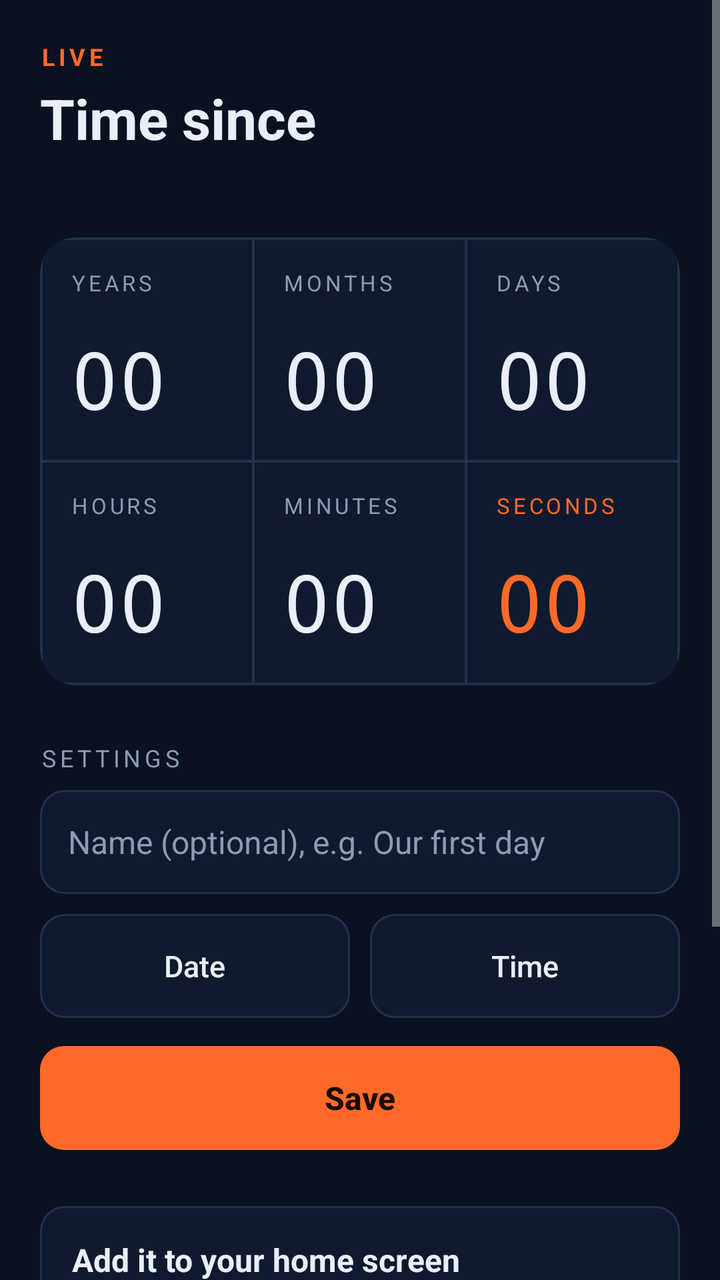
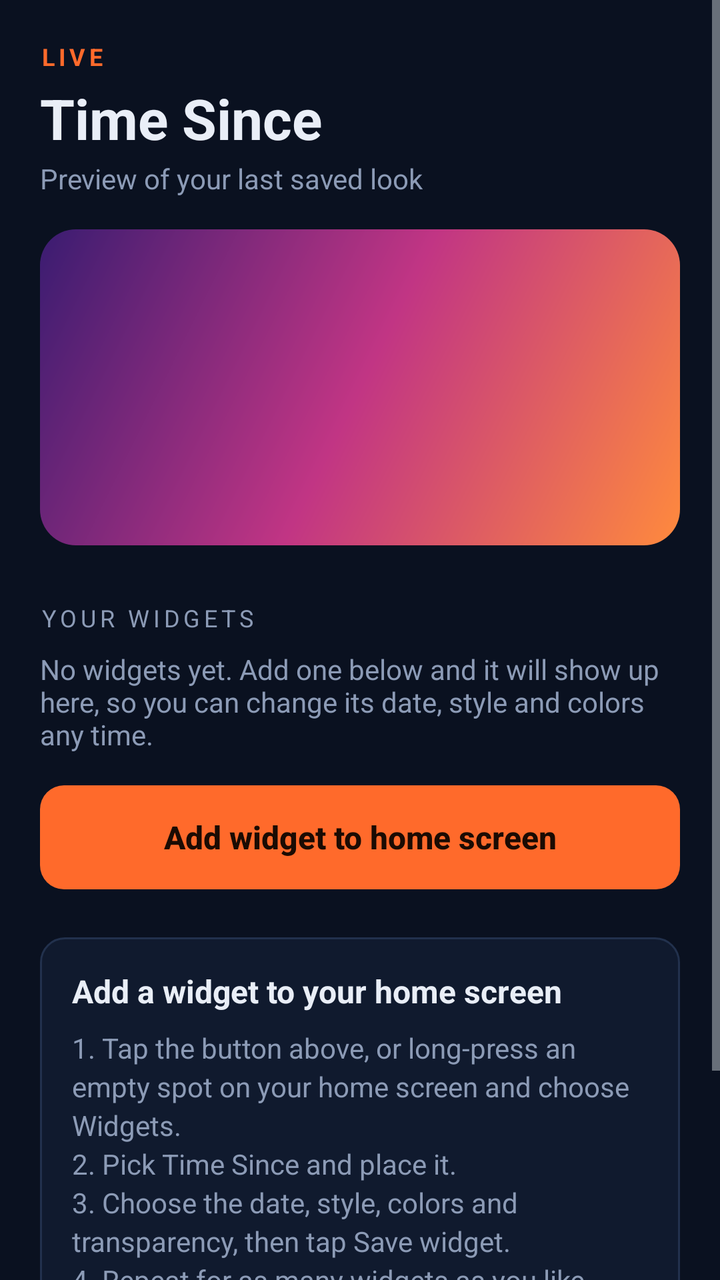

An Android layout rendered at two revisions. The XML below is the earlier revision; the diff shows what the commit changed to produce the second picture.
<!-- AndroidManifest.xml: application theme AppTheme -->
<!-- res/layout/activity_main.xml -->
<?xml version="1.0" encoding="utf-8"?>
<ScrollView xmlns:android="http://schemas.android.com/apk/res/android"
    android:layout_width="match_parent"
    android:layout_height="match_parent"
    android:background="@color/bg"
    android:fillViewport="true">

    <LinearLayout
        android:layout_width="match_parent"
        android:layout_height="wrap_content"
        android:orientation="vertical"
        android:padding="20dp">

        <TextView
            android:layout_width="wrap_content"
            android:layout_height="wrap_content"
            android:letterSpacing="0.16"
            android:text="@string/live"
            android:textColor="@color/accent"
            android:textSize="12sp"
            android:textStyle="bold" />

        <TextView
            android:id="@+id/tv_title"
            android:layout_width="match_parent"
            android:layout_height="wrap_content"
            android:layout_marginTop="4dp"
            android:text="@string/title_since"
            android:textColor="@color/fg"
            android:textSize="28sp"
            android:textStyle="bold" />

        <TextView
            android:id="@+id/tv_sub"
            android:layout_width="match_parent"
            android:layout_height="wrap_content"
            android:layout_marginTop="2dp"
            android:text=""
            android:textColor="@color/muted"
            android:textSize="14sp" />

        <GridLayout
            android:layout_width="match_parent"
            android:layout_height="wrap_content"
            android:layout_marginTop="20dp"
            android:background="@drawable/board_bg"
            android:clipToOutline="true"
            android:columnCount="3"
            android:padding="0.5dp"
            android:rowCount="2">

            <LinearLayout
                android:layout_width="0dp"
                android:layout_height="wrap_content"
                android:layout_columnWeight="1"
                android:layout_margin="0.5dp"
                android:background="@color/surface"
                android:orientation="vertical"
                android:padding="14dp">

                <TextView
                    android:layout_width="wrap_content"
                    android:layout_height="wrap_content"
                    android:letterSpacing="0.14"
                    android:text="@string/unit_years"
                    android:textAllCaps="true"
                    android:textColor="@color/muted"
                    android:textSize="11sp" />

                <TextView
                    android:id="@+id/v_years"
                    android:layout_width="wrap_content"
                    android:layout_height="wrap_content"
                    android:layout_marginTop="14dp"
                    android:fontFamily="monospace"
                    android:text="00"
                    android:textColor="@color/fg"
                    android:textSize="40sp" />
            </LinearLayout>

            <LinearLayout
                android:layout_width="0dp"
                android:layout_height="wrap_content"
                android:layout_columnWeight="1"
                android:layout_margin="0.5dp"
                android:background="@color/surface"
                android:orientation="vertical"
                android:padding="14dp">

                <TextView
                    android:layout_width="wrap_content"
                    android:layout_height="wrap_content"
                    android:letterSpacing="0.14"
                    android:text="@string/unit_months"
                    android:textAllCaps="true"
                    android:textColor="@color/muted"
                    android:textSize="11sp" />

                <TextView
                    android:id="@+id/v_months"
                    android:layout_width="wrap_content"
                    android:layout_height="wrap_content"
                    android:layout_marginTop="14dp"
                    android:fontFamily="monospace"
                    android:text="00"
                    android:textColor="@color/fg"
                    android:textSize="40sp" />
            </LinearLayout>

            <LinearLayout
                android:layout_width="0dp"
                android:layout_height="wrap_content"
                android:layout_columnWeight="1"
                android:layout_margin="0.5dp"
                android:background="@color/surface"
                android:orientation="vertical"
                android:padding="14dp">

                <TextView
                    android:layout_width="wrap_content"
                    android:layout_height="wrap_content"
                    android:letterSpacing="0.14"
                    android:text="@string/unit_days"
                    android:textAllCaps="true"
                    android:textColor="@color/muted"
                    android:textSize="11sp" />

                <TextView
                    android:id="@+id/v_days"
                    android:layout_width="wrap_content"
                    android:layout_height="wrap_content"
                    android:layout_marginTop="14dp"
                    android:fontFamily="monospace"
                    android:text="00"
                    android:textColor="@color/fg"
                    android:textSize="40sp" />
            </LinearLayout>

            <LinearLayout
                android:layout_width="0dp"
                android:layout_height="wrap_content"
                android:layout_columnWeight="1"
                android:layout_margin="0.5dp"
                android:background="@color/surface"
                android:orientation="vertical"
                android:padding="14dp">

                <TextView
                    android:layout_width="wrap_content"
                    android:layout_height="wrap_content"
                    android:letterSpacing="0.14"
                    android:text="@string/unit_hours"
                    android:textAllCaps="true"
                    android:textColor="@color/muted"
                    android:textSize="11sp" />

                <TextView
                    android:id="@+id/v_hours"
                    android:layout_width="wrap_content"
                    android:layout_height="wrap_content"
                    android:layout_marginTop="14dp"
                    android:fontFamily="monospace"
                    android:text="00"
                    android:textColor="@color/fg"
                    android:textSize="40sp" />
            </LinearLayout>

            <LinearLayout
                android:layout_width="0dp"
                android:layout_height="wrap_content"
                android:layout_columnWeight="1"
                android:layout_margin="0.5dp"
                android:background="@color/surface"
                android:orientation="vertical"
                android:padding="14dp">

                <TextView
                    android:layout_width="wrap_content"
                    android:layout_height="wrap_content"
                    android:letterSpacing="0.14"
                    android:text="@string/unit_minutes"
                    android:textAllCaps="true"
                    android:textColor="@color/muted"
                    android:textSize="11sp" />

                <TextView
                    android:id="@+id/v_minutes"
                    android:layout_width="wrap_content"
                    android:layout_height="wrap_content"
                    android:layout_marginTop="14dp"
                    android:fontFamily="monospace"
                    android:text="00"
                    android:textColor="@color/fg"
                    android:textSize="40sp" />
            </LinearLayout>

            <LinearLayout
                android:layout_width="0dp"
                android:layout_height="wrap_content"
                android:layout_columnWeight="1"
                android:layout_margin="0.5dp"
                android:background="@color/surface"
                android:orientation="vertical"
                android:padding="14dp">

                <TextView
                    android:layout_width="wrap_content"
                    android:layout_height="wrap_content"
                    android:letterSpacing="0.14"
                    android:text="@string/unit_seconds"
                    android:textAllCaps="true"
                    android:textColor="@color/accent"
                    android:textSize="11sp" />

                <TextView
                    android:id="@+id/v_seconds"
                    android:layout_width="wrap_content"
                    android:layout_height="wrap_content"
                    android:layout_marginTop="14dp"
                    android:fontFamily="monospace"
                    android:text="00"
                    android:textColor="@color/accent"
                    android:textSize="40sp" />
            </LinearLayout>
        </GridLayout>

        <TextView
            android:layout_width="wrap_content"
            android:layout_height="wrap_content"
            android:layout_marginTop="28dp"
            android:letterSpacing="0.16"
            android:text="@string/settings"
            android:textAllCaps="true"
            android:textColor="@color/muted"
            android:textSize="12sp" />

        <EditText
            android:id="@+id/et_label"
            android:layout_width="match_parent"
            android:layout_height="52dp"
            android:layout_marginTop="8dp"
            android:background="@drawable/bg_field"
            android:hint="@string/hint_label"
            android:imeOptions="actionDone"
            android:inputType="textCapSentences"
            android:maxLength="40"
            android:maxLines="1"
            android:paddingHorizontal="14dp"
            android:textColor="@color/fg"
            android:textColorHint="@color/muted"
            android:textSize="16sp" />

        <LinearLayout
            android:layout_width="match_parent"
            android:layout_height="wrap_content"
            android:layout_marginTop="10dp"
            android:orientation="horizontal">

            <Button
                android:id="@+id/btn_date"
                android:layout_width="0dp"
                android:layout_height="52dp"
                android:layout_marginEnd="5dp"
                android:layout_weight="1"
                android:background="@drawable/bg_button_outline"
                android:stateListAnimator="@null"
                android:text="Date"
                android:textAllCaps="false"
                android:textColor="@color/fg"
                android:textSize="15sp" />

            <Button
                android:id="@+id/btn_time"
                android:layout_width="0dp"
                android:layout_height="52dp"
                android:layout_marginStart="5dp"
                android:layout_weight="1"
                android:background="@drawable/bg_button_outline"
                android:stateListAnimator="@null"
                android:text="Time"
                android:textAllCaps="false"
                android:textColor="@color/fg"
                android:textSize="15sp" />
        </LinearLayout>

        <Button
            android:id="@+id/btn_save"
            android:layout_width="match_parent"
            android:layout_height="52dp"
            android:layout_marginTop="14dp"
            android:background="@drawable/bg_button_primary"
            android:stateListAnimator="@null"
            android:text="Save"
            android:textAllCaps="false"
            android:textColor="@color/on_accent"
            android:textSize="16sp"
            android:textStyle="bold" />

        <LinearLayout
            android:id="@+id/card_help"
            android:layout_width="match_parent"
            android:layout_height="wrap_content"
            android:layout_marginTop="28dp"
            android:background="@drawable/bg_field"
            android:orientation="vertical"
            android:padding="16dp">

            <TextView
                android:layout_width="match_parent"
                android:layout_height="wrap_content"
                android:text="@string/help_title"
                android:textColor="@color/fg"
                android:textSize="16sp"
                android:textStyle="bold" />

            <TextView
                android:layout_width="match_parent"
                android:layout_height="wrap_content"
                android:layout_marginTop="8dp"
                android:lineSpacingExtra="3dp"
                android:text="@string/help_steps"
                android:textColor="@color/muted"
                android:textSize="14sp" />

            <Button
                android:id="@+id/btn_pin"
                android:layout_width="match_parent"
                android:layout_height="48dp"
                android:layout_marginTop="14dp"
                android:background="@drawable/bg_button_outline"
                android:stateListAnimator="@null"
                android:text="@string/pin_widget"
                android:textAllCaps="false"
                android:textColor="@color/accent"
                android:textSize="15sp" />
        </LinearLayout>

        <TextView
            android:layout_width="match_parent"
            android:layout_height="wrap_content"
            android:layout_marginTop="16dp"
            android:text="@string/note"
            android:textColor="@color/muted"
            android:textSize="12sp" />
    </LinearLayout>
</ScrollView>
<!-- resources referenced by this layout -->
<resources>
  <color name="accent">#FF6A2B</color>
  <color name="bg">#0A1120</color>
  <color name="fg">#E9EEF7</color>
  <color name="muted">#8C9BB6</color>
  <color name="on_accent">#1B0B03</color>
  <color name="surface">#101A2E</color>
  <!-- drawable bg_button_outline (drawable) -->
  <?xml version="1.0" encoding="utf-8"?>
  <ripple xmlns:android="http://schemas.android.com/apk/res/android"
      android:color="#33FFFFFF">
      <item>
          <shape android:shape="rectangle">
              <solid android:color="@color/surface" />
              <stroke
                  android:width="1dp"
                  android:color="@color/line" />
              <corners android:radius="12dp" />
          </shape>
      </item>
  </ripple>
  <!-- drawable bg_button_primary (drawable) -->
  <?xml version="1.0" encoding="utf-8"?>
  <ripple xmlns:android="http://schemas.android.com/apk/res/android"
      android:color="#33FFFFFF">
      <item>
          <shape android:shape="rectangle">
              <solid android:color="@color/accent" />
              <corners android:radius="12dp" />
          </shape>
      </item>
  </ripple>
  <!-- drawable bg_field (drawable) -->
  <?xml version="1.0" encoding="utf-8"?>
  <shape xmlns:android="http://schemas.android.com/apk/res/android"
      android:shape="rectangle">
      <solid android:color="@color/surface" />
      <stroke
          android:width="1dp"
          android:color="@color/line" />
      <corners android:radius="12dp" />
  </shape>
  <!-- drawable board_bg (drawable) -->
  <?xml version="1.0" encoding="utf-8"?>
  <shape xmlns:android="http://schemas.android.com/apk/res/android"
      android:shape="rectangle">
      <solid android:color="@color/line" />
      <corners android:radius="18dp" />
  </shape>
  <string name="help_steps">1. Long-press an empty spot on your home screen.\n2. Tap Widgets, then find Time Since.\n3. Drag it onto the screen and pick your date.</string>
  <string name="help_title">Add it to your home screen</string>
  <string name="hint_label">Name (optional), e.g. Our first day</string>
  <string name="live">LIVE</string>
  <string name="note">Android widgets cannot redraw every second. Years to hours refresh every hour, while minutes and seconds tick live.</string>
  <string name="pin_widget">Add widget to home screen</string>
  <string name="settings">Settings</string>
  <string name="title_since">Time since</string>
  <string name="unit_days">Days</string>
  <string name="unit_hours">Hours</string>
  <string name="unit_minutes">Minutes</string>
  <string name="unit_months">Months</string>
  <string name="unit_seconds">Seconds</string>
  <string name="unit_years">Years</string>
  <style name="AppTheme" parent="android:Theme.DeviceDefault.NoActionBar">
          <item name="android:windowBackground">@color/bg</item>
          <item name="android:statusBarColor">@color/bg</item>
          <item name="android:navigationBarColor">@color/bg</item>
          <item name="android:colorAccent">@color/accent</item>
      </style>
  <color name="line">#22314D</color>
</resources>

<!-- the commit's change to res/layout/activity_main.xml (unified diff, before → after) -->
@@ -21,286 +21,77 @@
             android:textStyle="bold" />
 
         <TextView
-            android:id="@+id/tv_title"
             android:layout_width="match_parent"
             android:layout_height="wrap_content"
             android:layout_marginTop="4dp"
-            android:text="@string/title_since"
+            android:text="@string/app_name"
             android:textColor="@color/fg"
             android:textSize="28sp"
             android:textStyle="bold" />
 
         <TextView
-            android:id="@+id/tv_sub"
             android:layout_width="match_parent"
             android:layout_height="wrap_content"
             android:layout_marginTop="2dp"
-            android:text=""
+            android:text="Preview of your last saved look"
             android:textColor="@color/muted"
             android:textSize="14sp" />
 
-        <GridLayout
+        <FrameLayout
             android:layout_width="match_parent"
             android:layout_height="wrap_content"
-            android:layout_marginTop="20dp"
-            android:background="@drawable/board_bg"
-            android:clipToOutline="true"
-            android:columnCount="3"
-            android:padding="0.5dp"
-            android:rowCount="2">
+            android:layout_marginTop="16dp"
+            android:background="@drawable/preview_backdrop"
+            android:padding="14dp">
 
-            <LinearLayout
-                android:layout_width="0dp"
-                android:layout_height="wrap_content"
-                android:layout_columnWeight="1"
-                android:layout_margin="0.5dp"
-                android:background="@color/surface"
-                android:orientation="vertical"
-                android:padding="14dp">
-
-                <TextView
-                    android:layout_width="wrap_content"
-                    android:layout_height="wrap_content"
-                    android:letterSpacing="0.14"
-                    android:text="@string/unit_years"
-                    android:textAllCaps="true"
-                    android:textColor="@color/muted"
-                    android:textSize="11sp" />
-
-                <TextView
-                    android:id="@+id/v_years"
-                    android:layout_width="wrap_content"
-                    android:layout_height="wrap_content"
-                    android:layout_marginTop="14dp"
-                    android:fontFamily="monospace"
-                    android:text="00"
-                    android:textColor="@color/fg"
-                    android:textSize="40sp" />
-            </LinearLayout>
-
-            <LinearLayout
-                android:layout_width="0dp"
-                android:layout_height="wrap_content"
-                android:layout_columnWeight="1"
-                android:layout_margin="0.5dp"
-                android:background="@color/surface"
-                android:orientation="vertical"
-                android:padding="14dp">
-
-                <TextView
-                    android:layout_width="wrap_content"
-                    android:layout_height="wrap_content"
-                    android:letterSpacing="0.14"
-                    android:text="@string/unit_months"
-                    android:textAllCaps="true"
-                    android:textColor="@color/muted"
-                    android:textSize="11sp" />
-
-                <TextView
-                    android:id="@+id/v_months"
-                    android:layout_width="wrap_content"
-                    android:layout_height="wrap_content"
-                    android:layout_marginTop="14dp"
-                    android:fontFamily="monospace"
-                    android:text="00"
-                    android:textColor="@color/fg"
-                    android:textSize="40sp" />
-            </LinearLayout>
-
-            <LinearLayout
-                android:layout_width="0dp"
-                android:layout_height="wrap_content"
-                android:layout_columnWeight="1"
-                android:layout_margin="0.5dp"
-                android:background="@color/surface"
-                android:orientation="vertical"
-                android:padding="14dp">
-
-                <TextView
-                    android:layout_width="wrap_content"
-                    android:layout_height="wrap_content"
-                    android:letterSpacing="0.14"
-                    android:text="@string/unit_days"
-                    android:textAllCaps="true"
-                    android:textColor="@color/muted"
-                    android:textSize="11sp" />
-
-                <TextView
-                    android:id="@+id/v_days"
-                    android:layout_width="wrap_content"
-                    android:layout_height="wrap_content"
-                    android:layout_marginTop="14dp"
-                    android:fontFamily="monospace"
-                    android:text="00"
-                    android:textColor="@color/fg"
-                    android:textSize="40sp" />
-            </LinearLayout>
-
-            <LinearLayout
-                android:layout_width="0dp"
-                android:layout_height="wrap_content"
-                android:layout_columnWeight="1"
-                android:layout_margin="0.5dp"
-                android:background="@color/surface"
-                android:orientation="vertical"
-                android:padding="14dp">
-
-                <TextView
-                    android:layout_width="wrap_content"
-                    android:layout_height="wrap_content"
-                    android:letterSpacing="0.14"
-                    android:text="@string/unit_hours"
-                    android:textAllCaps="true"
-                    android:textColor="@color/muted"
-                    android:textSize="11sp" />
-
-                <TextView
-                    android:id="@+id/v_hours"
-                    android:layout_width="wrap_content"
-                    android:layout_height="wrap_content"
-                    android:layout_marginTop="14dp"
-                    android:fontFamily="monospace"
-                    android:text="00"
-                    android:textColor="@color/fg"
-                    android:textSize="40sp" />
-            </LinearLayout>
-
-            <LinearLayout
-                android:layout_width="0dp"
-                android:layout_height="wrap_content"
-                android:layout_columnWeight="1"
-                android:layout_margin="0.5dp"
-                android:background="@color/surface"
-                android:orientation="vertical"
-                android:padding="14dp">
-
-                <TextView
-                    android:layout_width="wrap_content"
-                    android:layout_height="wrap_content"
-                    android:letterSpacing="0.14"
-                    android:text="@string/unit_minutes"
-                    android:textAllCaps="true"
-                    android:textColor="@color/muted"
-                    android:textSize="11sp" />
-
-                <TextView
-                    android:id="@+id/v_minutes"
-                    android:layout_width="wrap_content"
-                    android:layout_height="wrap_content"
-                    android:layout_marginTop="14dp"
-                    android:fontFamily="monospace"
-                    android:text="00"
-                    android:textColor="@color/fg"
-                    android:textSize="40sp" />
-            </LinearLayout>
-
-            <LinearLayout
-                android:layout_width="0dp"
-                android:layout_height="wrap_content"
-                android:layout_columnWeight="1"
-                android:layout_margin="0.5dp"
-                android:background="@color/surface"
-                android:orientation="vertical"
-                android:padding="14dp">
-
-                <TextView
-                    android:layout_width="wrap_content"
-                    android:layout_height="wrap_content"
-                    android:letterSpacing="0.14"
-                    android:text="@string/unit_seconds"
-                    android:textAllCaps="true"
-                    android:textColor="@color/accent"
-                    android:textSize="11sp" />
-
-                <TextView
-                    android:id="@+id/v_seconds"
-                    android:layout_width="wrap_content"
-                    android:layout_height="wrap_content"
-                    android:layout_marginTop="14dp"
-                    android:fontFamily="monospace"
-                    android:text="00"
-                    android:textColor="@color/accent"
-                    android:textSize="40sp" />
-            </LinearLayout>
-        </GridLayout>
+            <FrameLayout
+                android:id="@+id/preview_host"
+                android:layout_width="match_parent"
+                android:layout_height="130dp" />
+        </FrameLayout>
 
         <TextView
             android:layout_width="wrap_content"
             android:layout_height="wrap_content"
             android:layout_marginTop="28dp"
             android:letterSpacing="0.16"
-            android:text="@string/settings"
+            android:text="Your widgets"
             android:textAllCaps="true"
             android:textColor="@color/muted"
             android:textSize="12sp" />
 
-        <EditText
-            android:id="@+id/et_label"
+        <LinearLayout
+            android:id="@+id/list_widgets"
+            android:layout_width="match_parent"
+            android:layout_height="wrap_content"
+            android:orientation="vertical" />
+
+        <TextView
+            android:id="@+id/tv_empty"
+            android:layout_width="match_parent"
+            android:layout_height="wrap_content"
+            android:layout_marginTop="8dp"
+            android:text="No widgets yet. Add one below and it will show up here, so you can change its date, style and colors any time."
+            android:textColor="@color/muted"
+            android:textSize="14sp" />
+
+        <Button
+            android:id="@+id/btn_pin"
             android:layout_width="match_parent"
             android:layout_height="52dp"
-            android:layout_marginTop="8dp"
-            android:background="@drawable/bg_field"
-            android:hint="@string/hint_label"
-            android:imeOptions="actionDone"
-            android:inputType="textCapSentences"
-            android:maxLength="40"
-            android:maxLines="1"
-            android:paddingHorizontal="14dp"
-            android:textColor="@color/fg"
-            android:textColorHint="@color/muted"
-            android:textSize="16sp" />
-
-        <LinearLayout
-            android:layout_width="match_parent"
-            android:layout_height="wrap_content"
-            android:layout_marginTop="10dp"
-            android:orientation="horizontal">
-
-            <Button
-                android:id="@+id/btn_date"
-                android:layout_width="0dp"
-                android:layout_height="52dp"
-                android:layout_marginEnd="5dp"
-                android:layout_weight="1"
-                android:background="@drawable/bg_button_outline"
-                android:stateListAnimator="@null"
-                android:text="Date"
-                android:textAllCaps="false"
-                android:textColor="@color/fg"
-                android:textSize="15sp" />
-
-            <Button
-                android:id="@+id/btn_time"
-                android:layout_width="0dp"
-                android:layout_height="52dp"
-                android:layout_marginStart="5dp"
-                android:layout_weight="1"
-                android:background="@drawable/bg_button_outline"
-                android:stateListAnimator="@null"
-                android:text="Time"
-                android:textAllCaps="false"
-                android:textColor="@color/fg"
-                android:textSize="15sp" />
-        </LinearLayout>
-
-        <Button
-            android:id="@+id/btn_save"
-            android:layout_width="match_parent"
-            android:layout_height="52dp"
-            android:layout_marginTop="14dp"
+            android:layout_marginTop="16dp"
             android:background="@drawable/bg_button_primary"
             android:stateListAnimator="@null"
-            android:text="Save"
+            android:text="@string/pin_widget"
             android:textAllCaps="false"
             android:textColor="@color/on_accent"
             android:textSize="16sp"
             android:textStyle="bold" />
 
         <LinearLayout
-            android:id="@+id/card_help"
             android:layout_width="match_parent"
             android:layout_height="wrap_content"
-            android:layout_marginTop="28dp"
+            android:layout_marginTop="24dp"
             android:background="@drawable/bg_field"
             android:orientation="vertical"
             android:padding="16dp">
@@ -321,18 +112,6 @@
                 android:text="@string/help_steps"
                 android:textColor="@color/muted"
                 android:textSize="14sp" />
-
-            <Button
-                android:id="@+id/btn_pin"
-                android:layout_width="match_parent"
-                android:layout_height="48dp"
-                android:layout_marginTop="14dp"
-                android:background="@drawable/bg_button_outline"
-                android:stateListAnimator="@null"
-                android:text="@string/pin_widget"
-                android:textAllCaps="false"
-                android:textColor="@color/accent"
-                android:textSize="15sp" />
         </LinearLayout>
 
         <TextView
<!-- resource entries referenced after the edit -->
@@ -6,20 +6,6 @@
   <color name="muted">#8C9BB6</color>
   <color name="on_accent">#1B0B03</color>
   <color name="surface">#101A2E</color>
-  <!-- drawable bg_button_outline (drawable) -->
-  <?xml version="1.0" encoding="utf-8"?>
-  <ripple xmlns:android="http://schemas.android.com/apk/res/android"
-      android:color="#33FFFFFF">
-      <item>
-          <shape android:shape="rectangle">
-              <solid android:color="@color/surface" />
-              <stroke
-                  android:width="1dp"
-                  android:color="@color/line" />
-              <corners android:radius="12dp" />
-          </shape>
-      </item>
-  </ripple>
   <!-- drawable bg_button_primary (drawable) -->
   <?xml version="1.0" encoding="utf-8"?>
   <ripple xmlns:android="http://schemas.android.com/apk/res/android"
@@ -41,27 +27,23 @@
           android:color="@color/line" />
       <corners android:radius="12dp" />
   </shape>
-  <!-- drawable board_bg (drawable) -->
+  <!-- drawable preview_backdrop (drawable) -->
   <?xml version="1.0" encoding="utf-8"?>
   <shape xmlns:android="http://schemas.android.com/apk/res/android"
       android:shape="rectangle">
-      <solid android:color="@color/line" />
+      <gradient
+          android:angle="135"
+          android:centerColor="#C13584"
+          android:endColor="#3A1C71"
+          android:startColor="#FF8A3D" />
       <corners android:radius="18dp" />
   </shape>
-  <string name="help_steps">1. Long-press an empty spot on your home screen.\n2. Tap Widgets, then find Time Since.\n3. Drag it onto the screen and pick your date.</string>
-  <string name="help_title">Add it to your home screen</string>
-  <string name="hint_label">Name (optional), e.g. Our first day</string>
+  <string name="app_name">Time Since</string>
+  <string name="help_steps">1. Tap the button above, or long-press an empty spot on your home screen and choose Widgets.\n2. Pick Time Since and place it.\n3. Choose the date, style, colors and transparency, then tap Save widget.\n4. Repeat for as many widgets as you like. Each one keeps its own date and look.</string>
+  <string name="help_title">Add a widget to your home screen</string>
   <string name="live">LIVE</string>
-  <string name="note">Android widgets cannot redraw every second. Years to hours refresh every hour, while minutes and seconds tick live.</string>
+  <string name="note">Android cannot redraw a widget every second. Days, hours and the rest refresh every hour, while minutes and seconds tick live. Tap a widget any time to change it.</string>
   <string name="pin_widget">Add widget to home screen</string>
-  <string name="settings">Settings</string>
-  <string name="title_since">Time since</string>
-  <string name="unit_days">Days</string>
-  <string name="unit_hours">Hours</string>
-  <string name="unit_minutes">Minutes</string>
-  <string name="unit_months">Months</string>
-  <string name="unit_seconds">Seconds</string>
-  <string name="unit_years">Years</string>
   <style name="AppTheme" parent="android:Theme.DeviceDefault.NoActionBar">
           <item name="android:windowBackground">@color/bg</item>
           <item name="android:statusBarColor">@color/bg</item>
